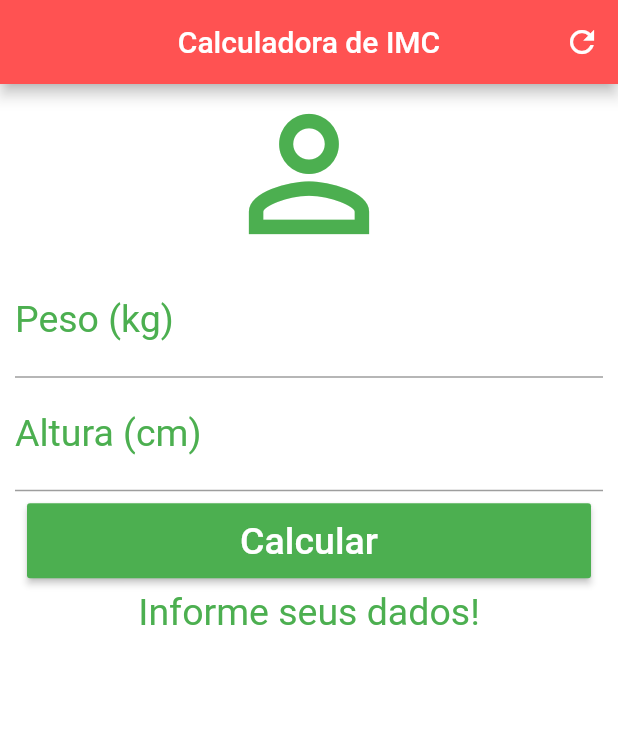
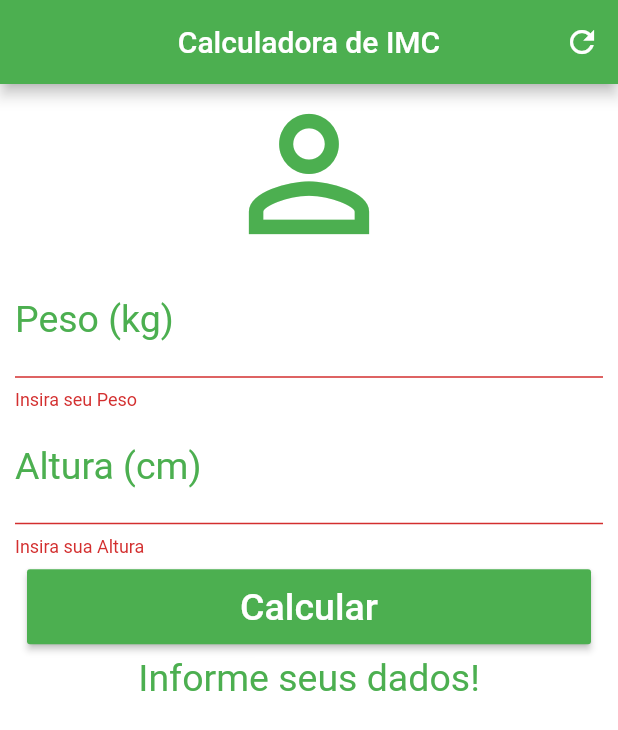
Before and after one commit to edilsonborges/flutter_app, a Flutter app: the screen it shows after launch, after a tap on "Calcular", on a phone screen of 412 x 824 dp. Shown: the top 730 px of the screen. Run offline on Flutter 3.47's test engine with Material 2 defaults, Android fonts, the phone set to English and light mode, and no system bars.

```diff
--- a/lib/main.dart
+++ b/lib/main.dart
@@ -53,7 +53,7 @@ class _HomeState extends State<Home> {
         appBar: AppBar(
           title: Text('Calculadora de IMC'),
           centerTitle: true,
-          backgroundColor: Colors.redAccent,
+          backgroundColor: Colors.green,
           actions: <Widget>[
             IconButton(
               icon: Icon(Icons.refresh),
@@ -90,7 +90,8 @@ class _HomeState extends State<Home> {
                       if (value.isEmpty) {
                         return "Insira seu Peso";
                       }
-                      }),
+                    },
+                  ),
                   TextFormField(
                     keyboardType: TextInputType.number,
                     decoration: InputDecoration(
@@ -103,13 +104,18 @@ class _HomeState extends State<Home> {
                       if (value.isEmpty) {
                         return "Insira sua Altura";
                       }
-                      }),
+                    },
+                  ),
                   Padding(
                     padding: const EdgeInsets.all(8.0),
                     child: Container(
                       height: 50,
                       child: RaisedButton(
-                        onPressed: _calculate,
+                        onPressed: () {
+                          if (_formKey.currentState.validate()) {
+                            _calculate();
+                          }
+                        },
                         child: Text(
                           "Calcular",
                           style: TextStyle(color: Colors.white, fontSize: 25),
```
Lines whose indentation alone changed are shown as unchanged.
